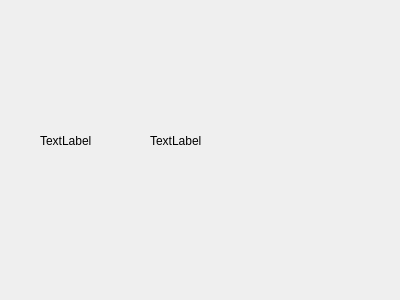
Shannju/NJU-Advanced-Programming, file Project2/TF/Undergraduate/card.ui: the form before one commit.
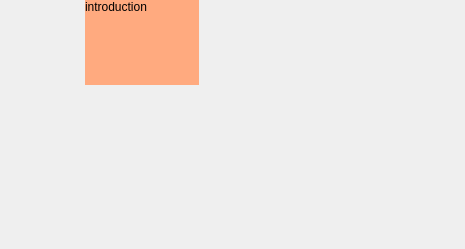
The form after the commit. Custom widgets are drawn as their Qt base class.

```diff
--- a/Project2/TF/Undergraduate/card.ui
+++ b/Project2/TF/Undergraduate/card.ui
@@ -6,40 +6,83 @@
    <rect>
     <x>0</x>
     <y>0</y>
-    <width>400</width>
-    <height>300</height>
+    <width>465</width>
+    <height>249</height>
    </rect>
   </property>
   <property name="windowTitle">
    <string>Form</string>
   </property>
-  <widget class="QLabel" name="card">
+  <widget class="QWidget" name="mainWidget" native="true">
    <property name="geometry">
     <rect>
-     <x>40</x>
-     <y>110</y>
-     <width>54</width>
-     <height>61</height>
+     <x>0</x>
+     <y>0</y>
+     <width>199</width>
+     <height>85</height>
     </rect>
    </property>
-   <property name="text">
-    <string>TextLabel</string>
-   </property>
-  </widget>
-  <widget class="QLabel" name="intro">
-   <property name="geometry">
-    <rect>
-     <x>150</x>
-     <y>110</y>
-     <width>54</width>
-     <height>61</height>
-    </rect>
-   </property>
-   <property name="text">
-    <string>TextLabel</string>
-   </property>
+   <layout class="QHBoxLayout" name="horizontalLayout" stretch="0,0">
+    <property name="spacing">
+     <number>0</number>
+    </property>
+    <property name="sizeConstraint">
+     <enum>QLayout::SetDefaultConstraint</enum>
+    </property>
+    <property name="leftMargin">
+     <number>0</number>
+    </property>
+    <property name="topMargin">
+     <number>0</number>
+    </property>
+    <property name="rightMargin">
+     <number>0</number>
+    </property>
+    <property name="bottomMargin">
+     <number>0</number>
+    </property>
+    <item>
+     <widget class="Square" name="icon">
+      <property name="enabled">
+       <bool>true</bool>
+      </property>
+      <property name="maximumSize">
+       <size>
+        <width>85</width>
+        <height>16777215</height>
+       </size>
+      </property>
+      <property name="styleSheet">
+       <string notr="true"/>
+      </property>
+      <property name="text">
+       <string/>
+      </property>
+     </widget>
+    </item>
+    <item>
+     <widget class="QLabel" name="intro">
+      <property name="styleSheet">
+       <string notr="true">background-color: rgb(255, 170, 127);</string>
+      </property>
+      <property name="text">
+       <string>introduction</string>
+      </property>
+      <property name="alignment">
+       <set>Qt::AlignLeading|Qt::AlignLeft|Qt::AlignTop</set>
+      </property>
+     </widget>
+    </item>
+   </layout>
   </widget>
  </widget>
+ <customwidgets>
+  <customwidget>
+   <class>Square</class>
+   <extends>QLabel</extends>
+   <header location="global">square.h</header>
+  </customwidget>
+ </customwidgets>
  <resources/>
  <connections/>
 </ui>
```
